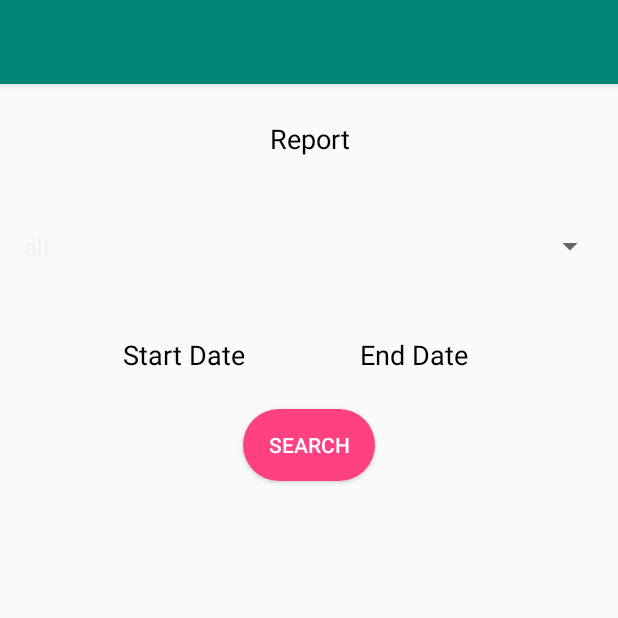
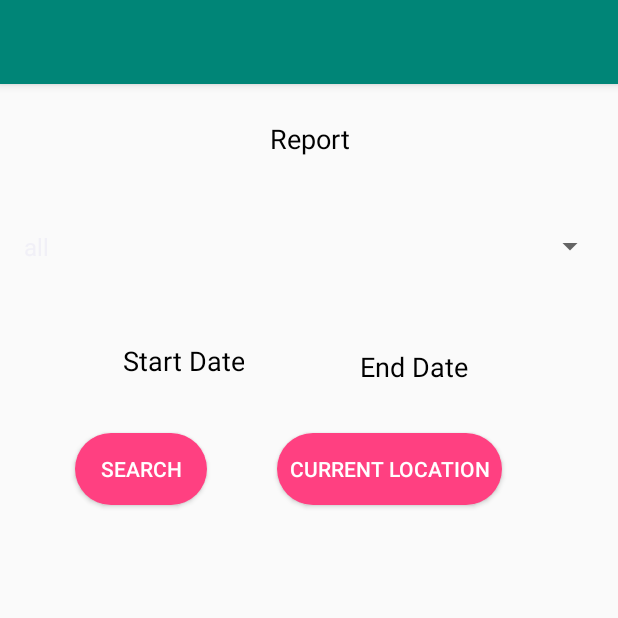
Before and after one commit to anandh51295/Finance, an Android app: the ReportActivity screen opened directly, with no data from a screen before it, on a phone screen of 412 x 824 dp, the top half of it. Run offline under Robolectric (Android 15) with nearby library versions, the phone set to English and light mode, and no system bars.

Commit message:
Minor changes made

```diff
--- a/app/build.gradle
+++ b/app/build.gradle
@@ -44,7 +44,6 @@ dependencies {
 
     implementation 'com.google.android.gms:play-services-location:11.2.0'
 
-
     // for finerprint support
 //    implementation 'com.kevalpatel2106:fingerprint-dialog-compat:1.0'
 }
--- a/app/src/main/java/com/ingenioustechnologies/finance/MainActivity.java
+++ b/app/src/main/java/com/ingenioustechnologies/finance/MainActivity.java
@@ -93,7 +93,7 @@ public class MainActivity extends AppCompatActivity {
         if (sharedpreferences.getString(Userrole, null).equals("user")) {
             cardView6.setVisibility(View.GONE);
             cardView7.setVisibility(View.GONE);
-            cardView8.setVisibility(View.GONE);
+//            cardView8.setVisibility(View.GONE);
             cardView10.setVisibility(View.GONE);
         }
         cardView1.setOnClickListener(new View.OnClickListener() {
--- a/app/src/main/java/com/ingenioustechnologies/finance/ReportActivity.java
+++ b/app/src/main/java/com/ingenioustechnologies/finance/ReportActivity.java
@@ -19,7 +19,7 @@ public class ReportActivity extends AppCompatActivity {
 
     Spinner spinner;
     TextView sdate,edate,heading;
-    Button btn;
+    Button btn,cbtn;
     String username;
     int userid;
     String ed,sd,sel_txt;
@@ -41,6 +41,7 @@ public class ReportActivity extends AppCompatActivity {
         edate=findViewById(R.id.end_txt);
         btn=findViewById(R.id.s_btn);
         heading=findViewById(R.id.r_head);
+        cbtn=findViewById(R.id.btn_cur);
         uname=new ArrayList<>();
         uname.add("all");
         uname.add("UserTracking");
@@ -114,6 +115,14 @@ public class ReportActivity extends AppCompatActivity {
                 startActivity(intent);
             }
         });
+        cbtn.setOnClickListener(new View.OnClickListener() {
+            @Override
+            public void onClick(View v) {
+                Intent intent= new Intent(ReportActivity.this,CurrentlocationActivity.class);
+                intent.putExtra("userid",userid);
+                startActivity(intent);
+            }
+        });
 
     }
 }
--- a/app/src/main/java/com/ingenioustechnologies/finance/api/ApiInterface.java
+++ b/app/src/main/java/com/ingenioustechnologies/finance/api/ApiInterface.java
@@ -39,4 +39,7 @@ public interface ApiInterface {
 
     @GET("usertracker")
     Call<LocRes> performlocation(@Query("userid") int userid,@Query("type") String type,@Query("sdate") String sdate,@Query("edate") String edate);
+
+    @GET("currenttracker")
+    Call<LocRes> performcurrentlocation(@Query("userid") int userid);
 }
--- a/app/src/main/res/layout/activity_report.xml
+++ b/app/src/main/res/layout/activity_report.xml
@@ -42,7 +42,7 @@
         android:layout_marginStart="8dp"
         android:layout_marginTop="32dp"
         android:layout_marginEnd="8dp"
-        android:layout_marginBottom="24dp"
+        android:layout_marginBottom="32dp"
         android:text="Start Date"
         android:textAlignment="center"
         android:textColor="@android:color/black"
@@ -72,14 +72,34 @@
         android:id="@+id/s_btn"
         android:layout_width="wrap_content"
         android:layout_height="wrap_content"
-        android:layout_marginStart="8dp"
-        android:layout_marginEnd="8dp"
+        android:layout_marginStart="50dp"
+        android:layout_marginLeft="50dp"
         android:layout_marginBottom="32dp"
+        android:background="@drawable/rounded_button"
         android:text="Search"
-        android:background="@drawable/rounded_button"
         android:textColor="@color/white"
         app:layout_constraintBottom_toBottomOf="parent"
+        app:layout_constraintStart_toStartOf="parent" />
+
+    <Button
+        android:id="@+id/btn_cur"
+        android:layout_width="150dp"
+        android:layout_height="wrap_content"
+        android:layout_marginStart="16dp"
+        android:layout_marginLeft="16dp"
+        android:layout_marginTop="32dp"
+        android:layout_marginEnd="32dp"
+        android:layout_marginRight="32dp"
+        android:layout_marginBottom="32dp"
+        android:background="@drawable/rounded_button"
+        android:text="Current Location"
+        android:textColor="@color/white"
+        android:textSize="14sp"
+        app:layout_constraintBottom_toBottomOf="parent"
         app:layout_constraintEnd_toEndOf="parent"
-        app:layout_constraintStart_toStartOf="parent" />
+        app:layout_constraintHorizontal_bias="0.405"
+        app:layout_constraintStart_toEndOf="@+id/s_btn"
+        app:layout_constraintTop_toBottomOf="@+id/end_txt"
+        app:layout_constraintVertical_bias="0.0" />
 </android.support.constraint.ConstraintLayout>
 </ScrollView>
--- a/app/src/main/res/values/strings.xml
+++ b/app/src/main/res/values/strings.xml
@@ -4,4 +4,5 @@
     <string name="fingerprint_title">Verification</string>
     <string name="fingerprint_message">Please Place Your Index Finger In Fingerprint Scanner</string>
     <string name="title_activity_nmaps">Map</string>
+    <string name="title_activity_currentlocation">Map</string>
 </resources>
```
Also changed, not shown: app/src/main/AndroidManifest.xml (+11 -12 lines), app/src/main/java/com/ingenioustechnologies/finance/CurrentlocationActivity.java (added, +103 -0 lines), app/src/main/java/com/ingenioustechnologies/finance/FinduserActivity.java (+42 -32 lines), app/src/main/res/layout/activity_currentlocation.xml (added, +9 -0 lines).
